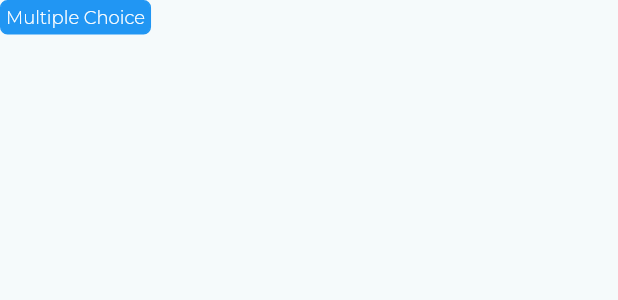
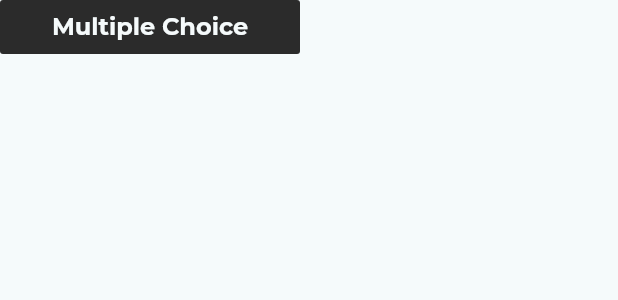
Before and after one commit to cyclexit/object_guesser, a Flutter app: the GameModeHeader widget shown alone on an empty page, opened directly, on a phone screen of 412 x 824 dp. Shown: the top 300 px of the screen. Run offline on Flutter 3.47's test engine with Material 2 defaults, Android fonts, the phone set to English and light mode, and no system bars; our stand-ins replace font_awesome_flutter, google_fonts.

Commit message:
[update] Game Mode Header Style (#11)

```diff
--- a/lib/widgets/game_mode_header.dart
+++ b/lib/widgets/game_mode_header.dart
@@ -1,27 +1,26 @@
 import 'package:flutter/material.dart';
 import 'package:object_guesser/models/game_mode_info.dart';
+import 'package:object_guesser/config/themes.dart';
 
 class GameModeHeader extends StatelessWidget {
   final GameModeInfo gameModeInfo;
-  const GameModeHeader({Key? key, required this.gameModeInfo})
-      : super(key: key);
+  const GameModeHeader({super.key, required this.gameModeInfo});
 
   @override
   Widget build(BuildContext context) {
+    var theme = Theme.of(context);
     return Tooltip(
       message: gameModeInfo.gameModeDescription,
       triggerMode: TooltipTriggerMode.tap,
       child: Container(
-          padding: const EdgeInsets.all(3.0),
+          padding: const EdgeInsets.all(8.0),
           decoration: BoxDecoration(
-              color: Colors.blue,
-              border: Border.all(
-                color: Colors.blue,
-              ),
-              borderRadius: const BorderRadius.all(Radius.circular(5))),
+              color: blackColor, borderRadius: BorderRadius.circular(2.0)),
+          constraints: const BoxConstraints(minWidth: 200.0),
           child: Text(
             gameModeInfo.gameMode,
-            style: const TextStyle(color: Colors.white),
+            style: theme.textTheme.subtitle1?.apply(color: whiteColor),
+            textAlign: TextAlign.center,
           )),
     );
   }
```
Also changed, not shown: lib/widgets/category_text.dart (deleted, +0 -24 lines).
